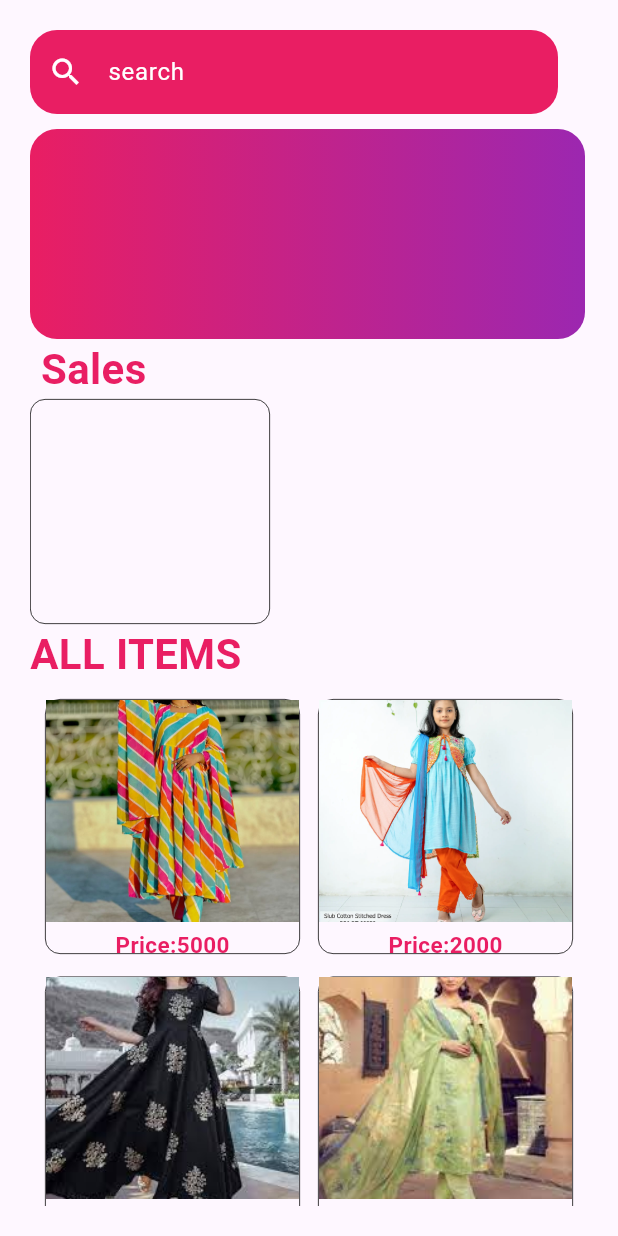
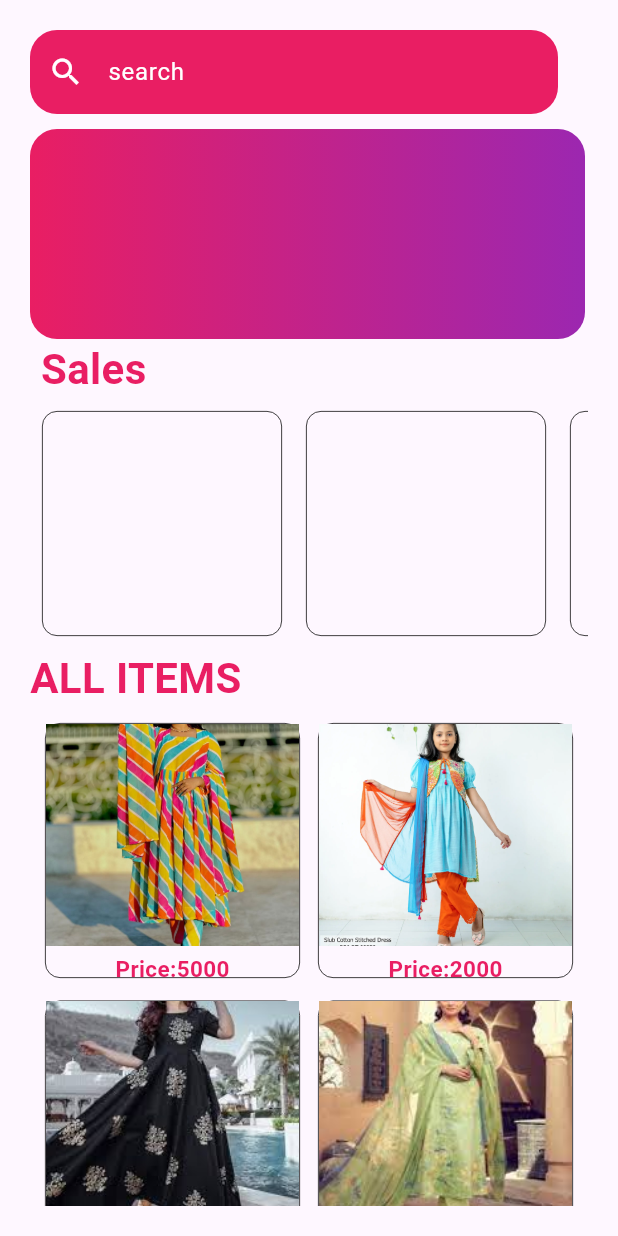
Before and after one commit to sohasara/E-Commerce-App, a Flutter app: the HomePage screen opened directly, on a phone screen of 412 x 824 dp. Run offline on Flutter 3.47's test engine with Material 3 defaults, Android fonts, the phone set to English and light mode, and no system bars; our stand-ins replace flutter_riverpod.

Commit message:
add my container class

```diff
--- a/lib/feature/presentation/pages/home/home_page.dart
+++ b/lib/feature/presentation/pages/home/home_page.dart
@@ -1,4 +1,5 @@
 import 'package:delivery_app_with_admin_pannel/feature/presentation/pages/detailes_page/my_grid.dart';
+import 'package:delivery_app_with_admin_pannel/feature/presentation/widgets/my_container.dart';
 import 'package:delivery_app_with_admin_pannel/feature/presentation/widgets/my_text_feild.dart';
 
 import 'package:flutter/material.dart';
@@ -45,14 +46,10 @@ class HomePage extends StatelessWidget {
                 child: Row(
                   mainAxisAlignment: MainAxisAlignment.spaceEvenly,
                   children: [
-                    Container(
-                      height: 150,
-                      width: 160,
-                      decoration: BoxDecoration(
-                        border: Border.all(width: 0.5),
-                        borderRadius: BorderRadius.circular(10),
-                      ),
-                    ),
+                    MyContainer(),
+                    MyContainer(),
+                    MyContainer(),
+                    MyContainer(),
                   ],
                 ),
               ),
--- a/lib/feature/presentation/widgets/my_container.dart
+++ b/lib/feature/presentation/widgets/my_container.dart
@@ -0,0 +1,20 @@
+import 'package:flutter/material.dart';
+
+class MyContainer extends StatelessWidget {
+  const MyContainer({super.key});
+
+  @override
+  Widget build(BuildContext context) {
+    return Padding(
+      padding: const EdgeInsets.all(8.0),
+      child: Container(
+        height: 150,
+        width: 160,
+        decoration: BoxDecoration(
+          border: Border.all(width: 0.5),
+          borderRadius: BorderRadius.circular(10),
+        ),
+      ),
+    );
+  }
+}
```
